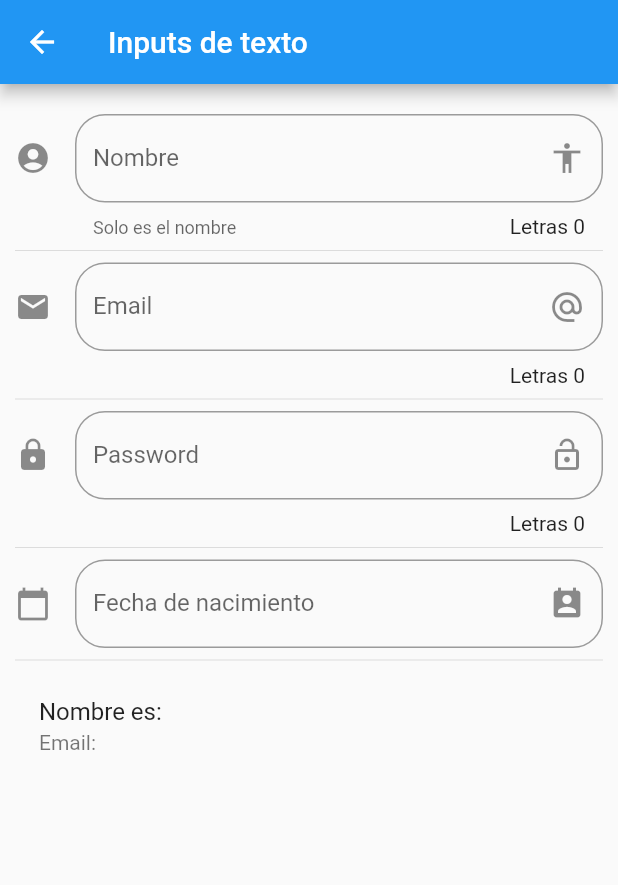
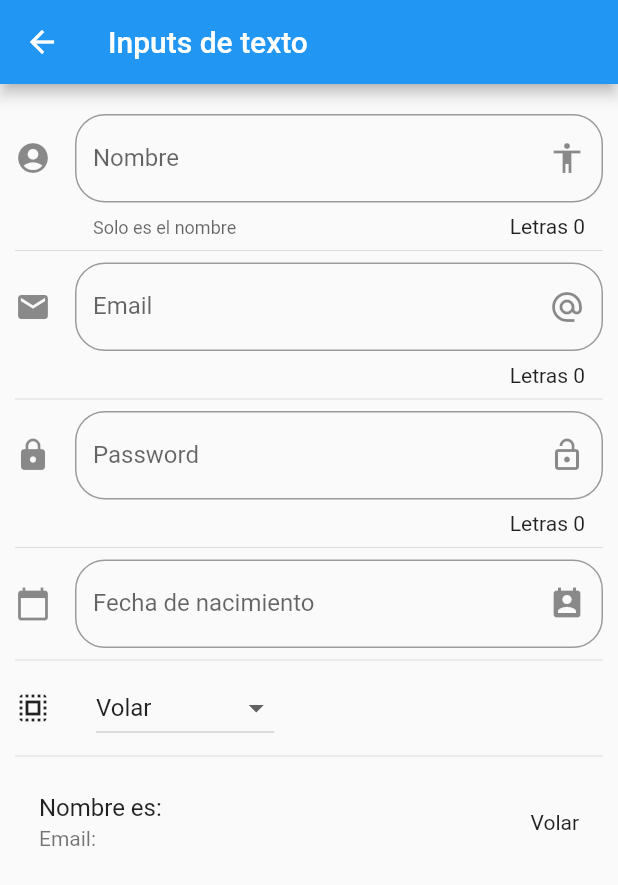
Before and after one commit to edjavu/Flutter-projects, a Flutter app: the InputPage screen opened by its route, on a phone screen of 412 x 824 dp. Shown: the top 885 px of the screen. Run offline on Flutter 3.47's test engine with Material 2 defaults, Android fonts, the phone set to English and light mode, and no system bars.

Commit message:
[UPD] Terminamos clase de componentes

```diff
--- a/componentes_flutter/lib/src/pages/input_page.dart
+++ b/componentes_flutter/lib/src/pages/input_page.dart
@@ -12,6 +12,9 @@ class _InputPageState extends State<InputPage> {
   String _nombre = '';
   String _email = '';
   String _fecha = '';
+  String _opcionSeleccionada = 'Volar';
+
+  List<String> _poderes = ['Volar', 'Super Aliento', 'Rayos X', 'Super Fuerza'];
 
   TextEditingController _inputFieldDateController = new TextEditingController();
 
@@ -31,6 +34,8 @@ class _InputPageState extends State<InputPage> {
           _crearPassword(),
           const Divider(),
           _crearFecha(context),
+          const Divider(),
+          _crearDropdown(),
           const Divider(),
           _crearPersona()
         ],
@@ -124,10 +129,41 @@ class _InputPageState extends State<InputPage> {
     );
   }
 
+  List<DropdownMenuItem<String>> getOptionsDropdown(){
+    List<DropdownMenuItem<String>> lista = [];
+    _poderes.forEach((poder) {
+      lista.add(
+        DropdownMenuItem(
+          child: Text(poder),
+          value: poder
+        ));
+    });
+    return lista;
+  }
+
+  Widget _crearDropdown() {
+    return Row(
+      children: [
+        const Icon(Icons.select_all),
+        const SizedBox(width: 30.0),
+        DropdownButton(
+        value: _opcionSeleccionada,
+        items: getOptionsDropdown(),
+        onChanged: (value) {
+          setState(() {
+            _opcionSeleccionada = value.toString();
+          });
+      },
+    )
+      ],
+    );
+  }
+
   Widget _crearPersona() {
     return ListTile(
       title: Text('Nombre es: $_nombre'),
       subtitle: Text('Email: $_email'),
+      trailing: Text(_opcionSeleccionada),
     );
   }
 
@@ -149,5 +185,4 @@ class _InputPageState extends State<InputPage> {
 
   }
 
-
 }
--- a/componentes_flutter/lib/src/utils/icono_string_util.dart
+++ b/componentes_flutter/lib/src/utils/icono_string_util.dart
@@ -6,7 +6,9 @@ final _icons = <String, IconData>{
   'accessibility': Icons.accessibility,
   'folder_open': Icons.folder_open,
   'donut_large': Icons.donut_large,
-  'input': Icons.input
+  'input': Icons.input,
+  'list': Icons.list,
+  'tune': Icons.tune,
 };
 
 Icon getIcon(String nombreIcono){
```
Also changed, not shown: componentes_flutter/data/menu_opts.json (+10 -0 lines), componentes_flutter/lib/main.dart (+14 -1 lines), componentes_flutter/lib/src/pages/listview_page.dart (added, +131 -0 lines), componentes_flutter/lib/src/pages/slider_page.dart (added, +82 -0 lines), componentes_flutter/lib/src/routes/routes.dart (+6 -1 lines).
